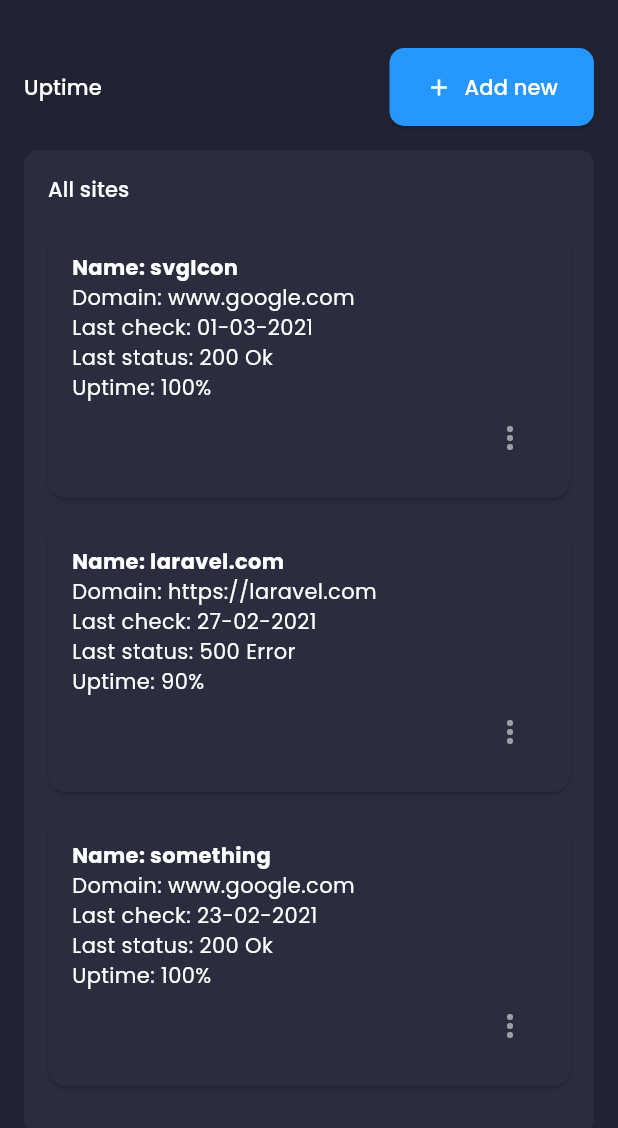
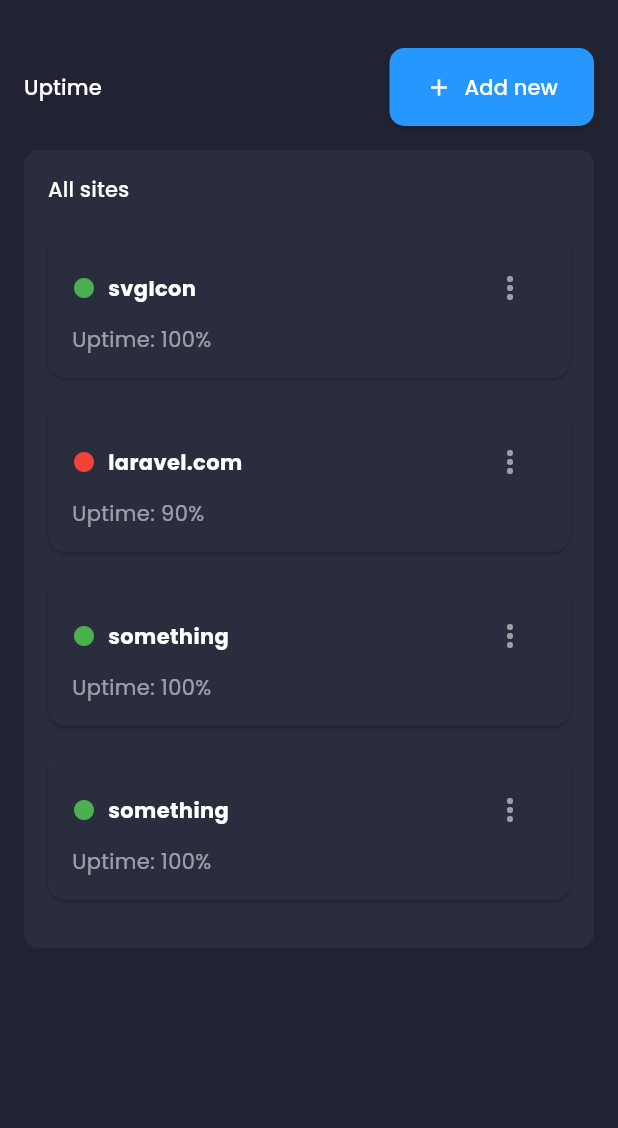
Before and after one commit to mashazhuk/uptime_monitor_flutter, a Flutter app: the screen it shows after launch, on a phone screen of 412 x 824 dp, the part 108-1236 px from its top. Run offline on Flutter 3.47's test engine with Material 3 defaults, Android fonts, the phone set to English and light mode, and no system bars; our stand-ins replace flutter_svg, google_fonts.

Commit message:
added routes, site information screen and changed allSites table view

```diff
--- a/lib/main.dart
+++ b/lib/main.dart
@@ -1,9 +1,11 @@
 import 'package:uptime_monitor/constants.dart';
 import 'package:uptime_monitor/controllers/MyMenuController.dart';
+import 'package:uptime_monitor/screens/dashboard/dashboard_screen.dart';
 import 'package:uptime_monitor/screens/main/main_screen.dart';
 import 'package:flutter/material.dart';
 import 'package:google_fonts/google_fonts.dart';
 import 'package:provider/provider.dart';
+import 'package:uptime_monitor/screens/site/site_info.dart';
 
 void main() {
   runApp(MyApp());
@@ -12,7 +14,13 @@ void main() {
 class MyApp extends StatelessWidget {
   @override
   Widget build(BuildContext context) {
-    return MaterialApp(
+    return MultiProvider(
+      providers: [
+        ChangeNotifierProvider(
+          create: (context) => MyMenuController(),
+        ),
+      ],
+      child: MaterialApp(
         debugShowCheckedModeBanner: false,
         title: 'Flutter Admin Panel',
         theme: ThemeData.dark().copyWith(
@@ -21,13 +29,10 @@ class MyApp extends StatelessWidget {
               .apply(bodyColor: Colors.white),
           canvasColor: secondaryColor,
         ),
-      home: MultiProvider(
-        providers: [
-          ChangeNotifierProvider(
-            create: (context) => MyMenuController(),
-          ),
-        ],
-        child: MainScreen(),
+        routes: {
+          '/': (context) => MainScreen(),
+          '/site-info': (context) => SiteInfo(),
+        },
       ),
     );
   }
--- a/lib/models/AllSites.dart
+++ b/lib/models/AllSites.dart
@@ -26,4 +26,11 @@ List demoAllSites = [
     lastStatus: "200 Ok",
     uptime: "100%",
   ),
+  AllSite(
+    name: "something",
+    domain: "www.google.com",
+    lastCheck: "23-02-2021",
+    lastStatus: "200 Ok",
+    uptime: "100%",
+  ),
 ];
--- a/lib/screens/dashboard/components/all_sites.dart
+++ b/lib/screens/dashboard/components/all_sites.dart
@@ -1,6 +1,7 @@
 import 'package:flutter/material.dart';
 import 'package:uptime_monitor/models/AllSites.dart';
 import 'package:uptime_monitor/responsive.dart';
+import 'package:flutter/cupertino.dart';
 
 import '../../../constants.dart';
 
@@ -30,7 +31,9 @@ class AllSites extends StatelessWidget {
               ListView.builder(
                 shrinkWrap: true,
                 itemCount: demoAllSites.length,
-              itemBuilder: (context, index) => allSiteCard(demoAllSites[index]),
+                physics: NeverScrollableScrollPhysics(),
+                itemBuilder: (context, index) =>
+                allSiteCard(context, demoAllSites[index]),
               )
           else
             SizedBox(
@@ -48,7 +51,7 @@ class AllSites extends StatelessWidget {
                 ],
                 rows: List.generate(
                   demoAllSites.length,
-                      (index) => allSiteDataRow(demoAllSites[index]),
+                      (index) => allSiteDataRow(context, demoAllSites[index]),
                 ),
               ),
             ),
@@ -57,7 +60,7 @@ class AllSites extends StatelessWidget {
     );
   }
 
-  DataRow allSiteDataRow(AllSite siteInfo) {
+  DataRow allSiteDataRow(BuildContext context, AllSite siteInfo) {
     return DataRow(
       cells: [
         DataCell(Text(siteInfo.name ?? "N/A")),
@@ -76,21 +79,32 @@ class AllSites extends StatelessWidget {
     );
   }
 
-  Widget allSiteCard(AllSite siteInfo) {
+  Widget allSiteCard(BuildContext context, AllSite siteInfo) {
+    bool isUp = siteInfo.lastStatus?.contains("200") ?? false;
     return Card(
       margin: EdgeInsets.only(bottom: defaultPadding),
       color: secondaryColor,
       child: Padding(
         padding: EdgeInsets.all(defaultPadding),
+        child: InkWell(
+          onTap: () => Navigator.of(context).pushNamed("/site-info", arguments: siteInfo),
           child: Column(
             crossAxisAlignment: CrossAxisAlignment.start,
             children: [
-            Text("Name: ${siteInfo.name ?? "N/A"}",
-                style: TextStyle(fontWeight: FontWeight.bold)),
-            Text("Domain: ${siteInfo.domain ?? "N/A"}"),
-            Text("Last check: ${siteInfo.lastCheck ?? "N/A"}"),
-            Text("Last status: ${siteInfo.lastStatus ?? "N/A"}"),
-            Text("Uptime: ${siteInfo.uptime ?? "N/A"}"),
+              Row(
+                children: [
+                  Icon(
+                    Icons.circle,
+                    color: isUp ? Colors.green : Colors.red,
+                    size: 16,
+                  ),
+                  SizedBox(width: 8),
+                  Expanded(
+                    child: Text(
+                      siteInfo.name ?? "N/A",
+                      style: TextStyle(fontWeight: FontWeight.bold),
+                    ),
+                  ),
                   Align(
                     alignment: Alignment.centerRight,
                     child: IconButton(
@@ -101,6 +115,13 @@ class AllSites extends StatelessWidget {
                   ),
                 ],
               ),
+              Text(
+                "Uptime: ${siteInfo.uptime ?? "N/A"}",
+                style: TextStyle(fontWeight: FontWeight.normal, color: Colors.white54),
+              ),
+            ],
+          ),
+        ),
       ),
     );
   }
```
Also changed, not shown: lib/screens/dashboard/components/general_info_card.dart (added, +116 -0 lines), lib/screens/site/site_info.dart (added, +20 -0 lines). Lines whose indentation alone changed are shown as unchanged.
